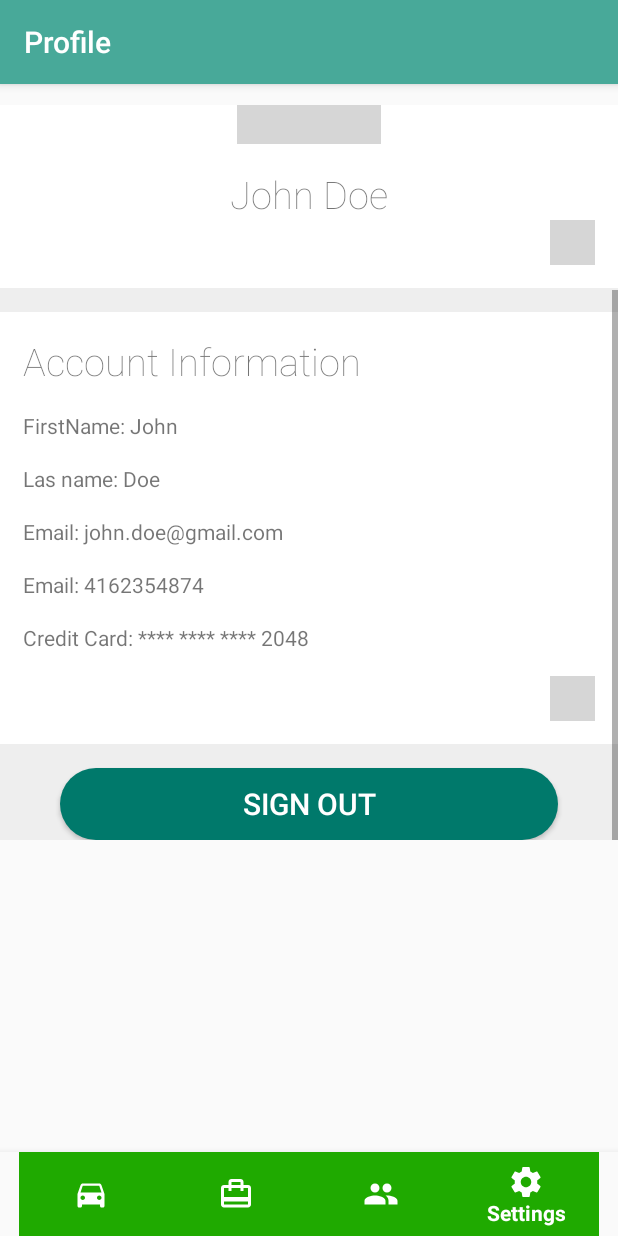
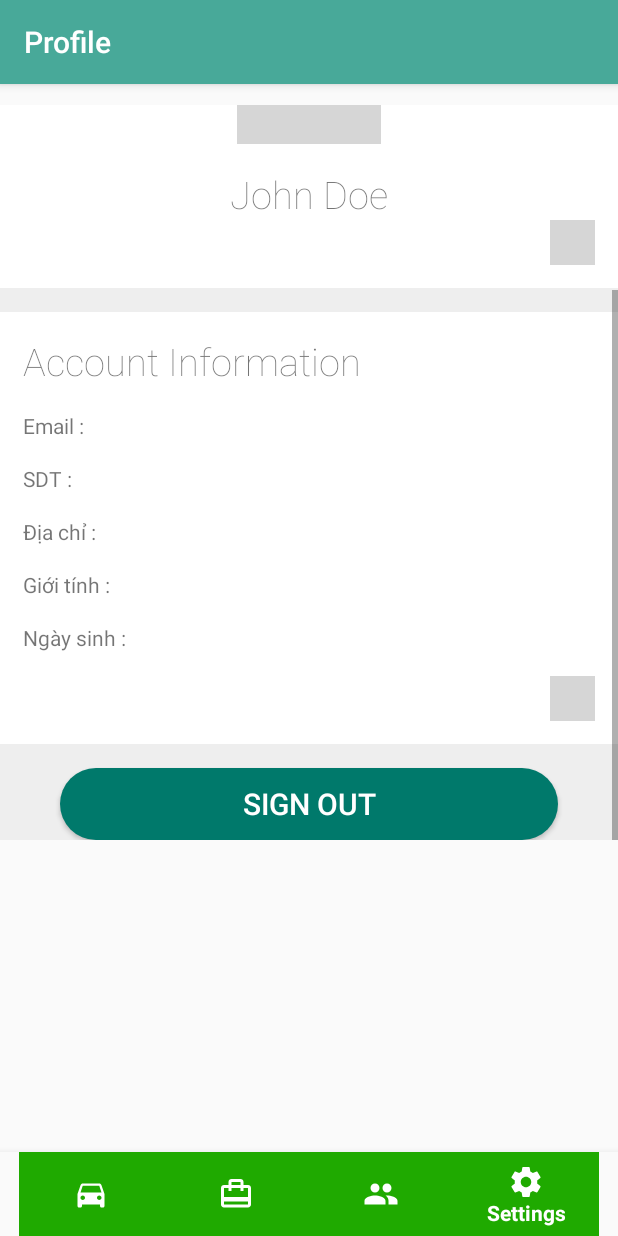
Before and after one commit to MEOFIXBUG/AndroidFirstProject, an Android app: the fragment ProfileFragment placed in its activity, item 4 of the bottom bar chosen, scrolled down 164 dp, on a phone screen of 412 x 824 dp. Run offline under Robolectric (Android 15) with nearby library versions, the phone set to English and light mode, and no system bars; network calls fail; pictures from the network do not load; 1 statement that could not run was skipped; grey boxes are pictures that could not be loaded.

Commit message:
Update fragment_profile.xml
Change design

```diff
--- a/TravelApp/app/src/main/res/layout/fragment_profile.xml
+++ b/TravelApp/app/src/main/res/layout/fragment_profile.xml
@@ -4,27 +4,27 @@
     xmlns:tools="http://schemas.android.com/tools"
     android:layout_width="match_parent"
     android:layout_height="match_parent"
-    android:orientation="vertical"
     android:background="@color/colorLightGray"
     tools:context=".view.Fragment.ProfileFragment">
 
     <ScrollView
         android:layout_width="match_parent"
         android:layout_height="match_parent">
+
         <LinearLayout
             android:layout_width="match_parent"
             android:layout_height="match_parent"
             android:orientation="vertical">
+
             <LinearLayout
                 android:layout_width="match_parent"
                 android:layout_height="match_parent"
+                android:layout_marginBottom="16dp"
+                android:layout_weight="2"
+                android:background="@color/backgroundDefault"
+                android:gravity="center"
                 android:orientation="vertical"
-                android:padding="15dp"
-                android:layout_weight="2"
-                android:gravity="center"
-                android:layout_marginBottom="16dp"
-                android:background="@color/backgroundDefault">
-
+                android:padding="15dp">
 
 
                 <ImageView
@@ -33,22 +33,22 @@
                     android:layout_height="150dp"
                     android:layout_marginTop="25dp"
                     android:gravity="center"
-                    android:src="@drawable/placeholder"/>
+                    android:src="@drawable/placeholder" />
 
                 <TextView
                     android:id="@+id/txtFullName"
                     android:layout_width="match_parent"
                     android:layout_height="wrap_content"
-                    android:textSize="25sp"
+                    android:layout_marginTop="16dp"
                     android:fontFamily="sans-serif-thin"
                     android:gravity="center"
-                    android:layout_marginTop="16dp"
-                    android:text="John Doe"/>
+                    android:text="John Doe"
+                    android:textSize="25sp" />
 
                 <ImageButton
                     android:id="@+id/btnEditProfilePicture"
+                    android:layout_width="30dip"
                     android:layout_height="30dip"
-                    android:layout_width="30dip"
                     android:layout_gravity="right"
                     android:background="@drawable/ic_add_a_photo_black_24dp" />
 
@@ -58,76 +58,78 @@
             <LinearLayout
                 android:layout_width="match_parent"
                 android:layout_height="match_parent"
+                android:layout_marginBottom="16dp"
+                android:layout_weight="1"
+                android:background="@color/backgroundDefault"
+                android:gravity="center"
                 android:orientation="vertical"
-                android:layout_weight="1"
-                android:padding="15dp"
-                android:gravity="center"
-                android:layout_marginBottom="16dp"
-                android:background="@color/backgroundDefault">
+                android:padding="15dp">
 
                 <TextView
                     android:id="@+id/profileHeading"
                     android:layout_width="match_parent"
                     android:layout_height="wrap_content"
                     android:layout_marginBottom="16dp"
-                    android:textSize="25sp"
                     android:fontFamily="sans-serif-thin"
-                    android:text="Account Information" />
+                    android:text="Account Information"
+                    android:textSize="25sp" />
 
 
                 <TextView
-                    android:id="@+id/txtClientFirstName"
+                    android:id="@+id/emailPro"
                     android:layout_width="match_parent"
                     android:layout_height="wrap_content"
                     android:layout_marginBottom="16dp"
-                    android:text="FirstName: John"/>
+                    android:text="Email : " />
 
                 <TextView
-                    android:id="@+id/txtClientLastName"
+                    android:id="@+id/phonePro"
                     android:layout_width="match_parent"
                     android:layout_height="wrap_content"
                     android:layout_marginBottom="16dp"
-                    android:text="Las name: Doe"/>
+                    android:text="SDT : " />
+
                 <TextView
-                    android:id="@+id/txtClientEmail"
+                    android:id="@+id/addPro"
                     android:layout_width="match_parent"
                     android:layout_height="wrap_content"
                     android:layout_marginBottom="16dp"
-                    android:text="Email: john.doe@gmail.com"/>
+                    android:text="Địa chỉ : " />
+
                 <TextView
-                    android:id="@+id/txtClientPhone"
+                    android:id="@+id/genPro"
                     android:layout_width="match_parent"
                     android:layout_height="wrap_content"
                     android:layout_marginBottom="16dp"
-                    android:text="Email: 4162354874"/>
+                    android:text="Giới tính : " />
+
                 <TextView
-                    android:id="@+id/txtClientCreditCard"
+                    android:id="@+id/dobPro"
                     android:layout_width="match_parent"
                     android:layout_height="wrap_content"
                     android:layout_marginBottom="16dp"
-                    android:text="Credit Card: **** **** **** 2048"/>
+                    android:text="Ngày sinh : " />
 
 
                 <ImageButton
                     android:id="@+id/btnEditProfile"
+                    android:layout_width="30dip"
                     android:layout_height="30dip"
-                    android:layout_width="30dip"
                     android:layout_gravity="right"
                     android:background="@drawable/ic_edit_black_24dp" />
-
 
 
             </LinearLayout>
 
             <Button
-                android:id="@+id/signOut"
+                android:id="@+id/signOutBtn"
                 android:layout_width="match_parent"
                 android:layout_height="wrap_content"
+                android:layout_marginLeft="40dp"
+                android:layout_marginRight="40dp"
                 android:background="@drawable/circle"
                 android:gravity="center"
                 android:text="Sign Out"
-                android:layout_marginLeft = "40dp"
-                android:layout_marginRight = "40dp"
                 android:textColor="#fff"
                 android:textSize="20dp" />
         </LinearLayout>
```
